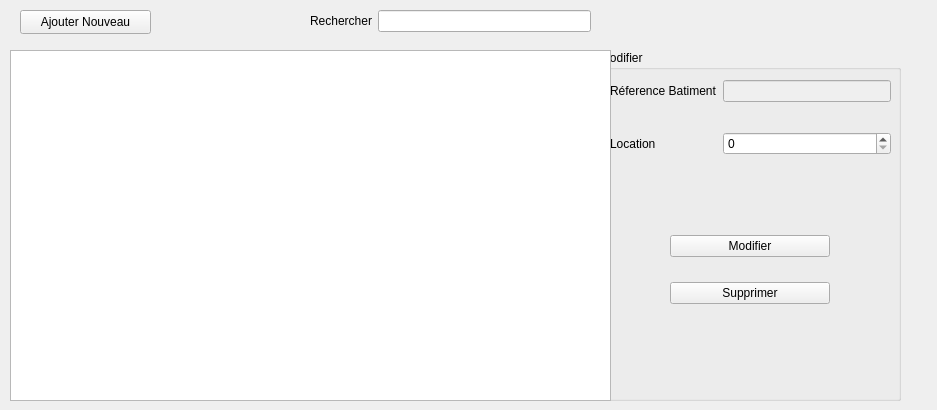
First picture: the form in cruds/batimentcrud.ui, repository Frankral/ProjetFinL1, before the edit.
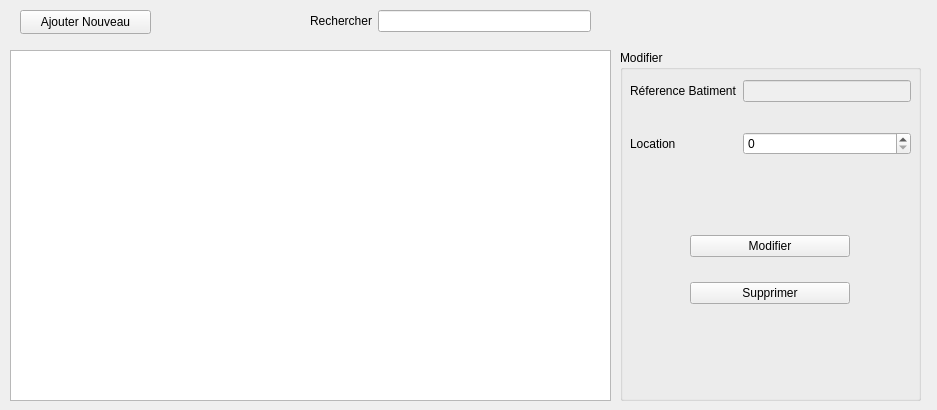
Second picture: the form after the edit.

```diff
--- a/cruds/batimentcrud.ui
+++ b/cruds/batimentcrud.ui
@@ -57,7 +57,7 @@
    </property>
    <property name="geometry">
     <rect>
-     <x>600</x>
+     <x>620</x>
      <y>50</y>
      <width>301</width>
      <height>351</height>
```
